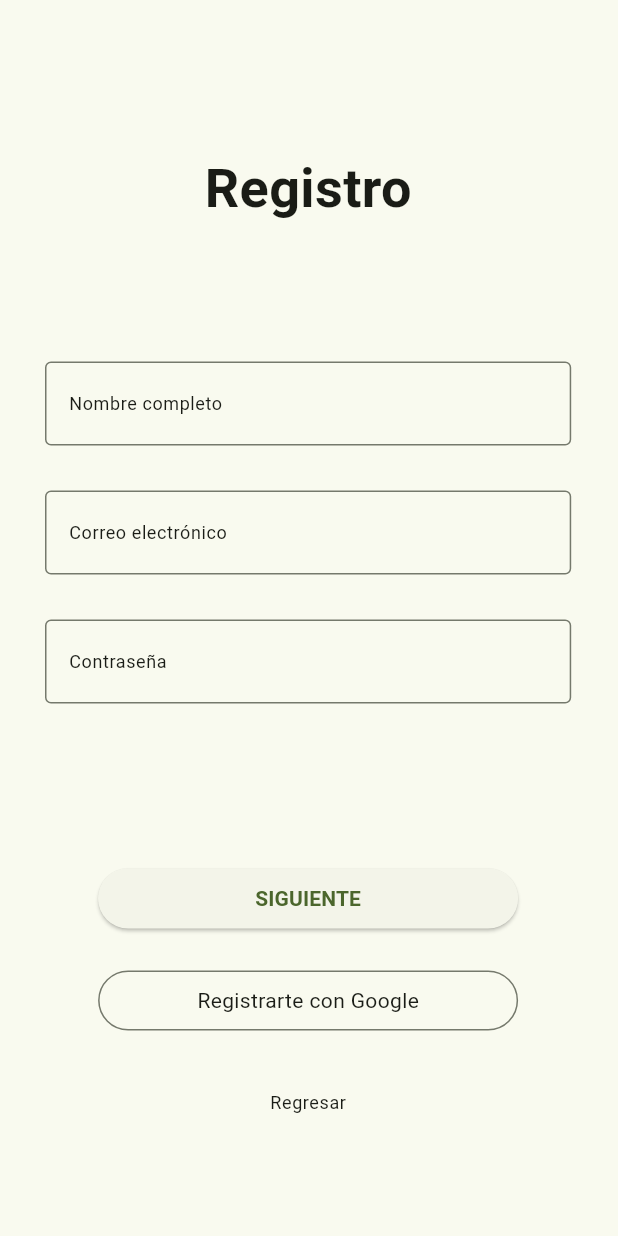
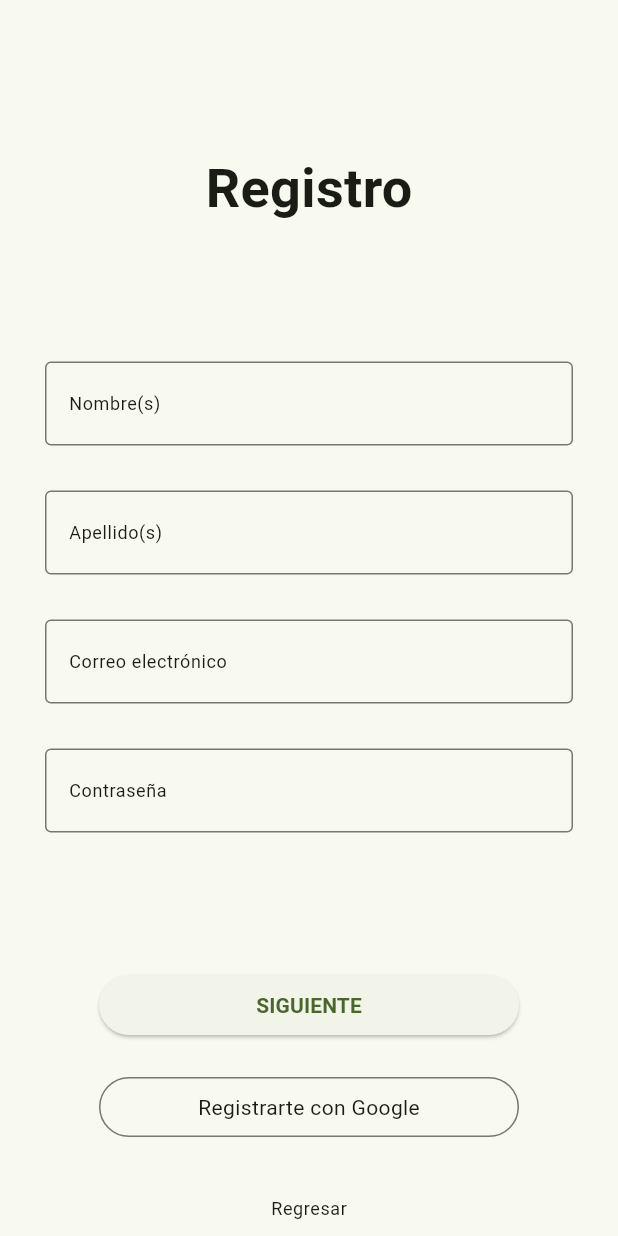
Before and after one commit to Cooperos-Digital/VecinApp-old, a Flutter app: the RegistroPag screen opened by its route, after a tap on "SIGUIENTE", on a phone screen of 412 x 824 dp. Run offline on Flutter 3.47's test engine with Material 2 defaults, Android fonts, the phone set to English and light mode, and no system bars; our stand-ins replace cloud_firestore, firebase_auth, firebase_core, firebase_storage, google_sign_in, image_picker; missing offline and left inert: image_picker_web; accounts and stored records are empty; network calls fail; Roboto replaces fonts that are missing (Montserrat).

Commit message:
Pag registro
Arreglar el scroll y los mensajes de errores al registrarse. También agrega el firestore cloud mal

```diff
--- a/lib/registro.dart
+++ b/lib/registro.dart
@@ -1,3 +1,4 @@
+import 'package:cloud_firestore/cloud_firestore.dart';
 import 'package:firebase_auth/firebase_auth.dart';
 //import 'package:firebase_core/firebase_core.dart';
 import 'package:flutter/material.dart';
@@ -8,6 +9,7 @@ import 'package:google_sign_in/google_sign_in.dart';
 //import "ingreso.dart";
 
 final FirebaseAuth _auth = FirebaseAuth.instance;
+final _firestore = FirebaseFirestore.instance;
 
 class RegistroPag extends StatefulWidget {
   @override
@@ -15,6 +17,8 @@ class RegistroPag extends StatefulWidget {
 }
 
 class _RegistroPagState extends State<RegistroPag> {
+  bool _error = false;
+  String descripError = "";
 
   final TextEditingController _emailController = TextEditingController();
   final TextEditingController _passwordController = TextEditingController();
@@ -26,6 +30,7 @@ class _RegistroPagState extends State<RegistroPag> {
   // FUNCIÓN REGISTRO
   // debería llevar <Future>?
   void _register() async {
+    try {
       final User? user = (
           await _auth.createUserWithEmailAndPassword(
             email: _emailController.text,
@@ -35,11 +40,16 @@ class _RegistroPagState extends State<RegistroPag> {
           )
       ).user;
 
-    //UserUpdateInfo().displayName = _nombreController.text;
-    //UserUpdateInfo().photoURL = "photoURL";
-    //await user?.updateProfile(profile);
+      if (user != null) {
+        await _firestore
+            .collection("Usuarios")
+            .doc(user.uid)
+            .set({
+          "email": _emailController.text,
+          "nombre": _nombreController.text,
+          "apellido": _apellidoController.text,
+        });
 
-    if (user != null) {
         await user.updateDisplayName(_nombreController.text);
         //await user.update(_apellidoController.text);
 //      await user.
@@ -53,9 +63,16 @@ class _RegistroPagState extends State<RegistroPag> {
 
         ScaffoldMessenger.of(context).showSnackBar(
             SnackBar(
-            content: Text('Te enviamos un correo para verificar tu cuenta.', style: Theme.of(context).textTheme.bodyLarge),
+              content: Text('Te enviamos un correo para verificar tu cuenta.',
+                  style: Theme
+                      .of(context)
+                      .textTheme
+                      .bodyLarge),
               //content: Text('Te has registrado con éxito. ¡Bienvenido a VecinApp!', style: Theme.of(context).textTheme.bodyLarge),
-            backgroundColor: Theme.of(context).colorScheme.inversePrimary,
+              backgroundColor: Theme
+                  .of(context)
+                  .colorScheme
+                  .inversePrimary,
             )
         );
       } else {
@@ -63,7 +80,29 @@ class _RegistroPagState extends State<RegistroPag> {
           print("NO SE PUDO REGISTRAR");
         });
       }
+      // ERRORES
+    } on FirebaseAuthException catch (e) {
+      print("El correo ingresado ya está registrado en el sistema. Error ${e}");
+      setState(() {
+        _error = true;
+      });
+
+      if (e.code == "weak-password") {
+        descripError = "La contraseña debe de contener un mínimo de 6 caracteres.";
       }
+      else if (e.code == "email-already-in-use") {
+        descripError = "El correo ingresado ya se encuentra en el sistema. Regresa para iniciar sesión o restablece tu contraseña.";
+      }
+    } catch (e) {
+      descripError = e.toString();
+    }
+  }
+
+    //UserUpdateInfo().displayName = _nombreController.text;
+    //UserUpdateInfo().photoURL = "photoURL";
+    //await user?.updateProfile(profile);
+
+
 
 
 
@@ -100,10 +139,7 @@ class _RegistroPagState extends State<RegistroPag> {
     return Scaffold(
         body: SingleChildScrollView(
           padding: EdgeInsets.fromLTRB(20, 0, 20, 0),
-
-          child: SizedBox(
-            width: MediaQuery.of(context).size.width * 0.90,
-            height: MediaQuery.of(context).size.height,
+          scrollDirection: Axis.vertical,
 
           child: Center(
             child: Padding(
@@ -132,13 +168,12 @@ class _RegistroPagState extends State<RegistroPag> {
 
                   // PEDIR NOMBRE
                   Container(
-//                  width: 400,
-                        //padding: EdgeInsets.fromLTRB(10, 0, 10, 0),
+                      width: 400,
 
                       child: TextField(
                         controller: _nombreController,
                         decoration: InputDecoration(
-                              labelText: "Nombre completo",
+                            labelText: "Nombre(s)",
                             labelStyle: Theme.of(context).textTheme.bodySmall, //copyWith(fontWeight:...),
                             border: OutlineInputBorder(),
                             focusedBorder: OutlineInputBorder(
@@ -153,30 +188,28 @@ class _RegistroPagState extends State<RegistroPag> {
 
 
                   // PEDIR APELLIDOS
-                    //Container(
-//                  width: 400,
-//                  padding: EdgeInsets.fromLTRB(10, 0, 10, 0),
+                  Container(
+                      width: 400,
 
-                    //    child: TextField(
-                    //      controller: _apellidoController,
-                    //      decoration: InputDecoration(
-                    //          labelText: "Apellido (s)",
-                      //        labelStyle: Theme.of(context).textTheme.bodySmall, //copyWith(fontWeight:...),
-                     //         border: OutlineInputBorder(),
-                    //          focusedBorder: OutlineInputBorder(
-                    //              borderSide: BorderSide(color: Theme.of(context).primaryColor,)
-                    //          )
-                    //      ),
-                    //  )
-                    //),
+                      child: TextField(
+                        controller: _apellidoController,
+                        decoration: InputDecoration(
+                            labelText: "Apellido(s)",
+                            labelStyle: Theme.of(context).textTheme.bodySmall, //copyWith(fontWeight:...),
+                            border: OutlineInputBorder(),
+                            focusedBorder: OutlineInputBorder(
+                                borderSide: BorderSide(color: Theme.of(context).primaryColor,)
+                            )
+                        ),
+                    )
+                  ),
 
-                    //SizedBox(height: 30),
+                  SizedBox(height: 30),
 
 
                   // PEDIR EMAIL
                   Container(
                       width: 400,
-                        //padding: EdgeInsets.fromLTRB(10, 0, 10, 0),
 
                       child: TextField(
                         controller: _emailController,
@@ -197,7 +230,6 @@ class _RegistroPagState extends State<RegistroPag> {
                   // PEDIR CONTRASEÑA
                   Container(
                       width: 400,
-                        //padding: EdgeInsets.fromLTRB(10, 0, 10, 0),
 
                       child: TextField(
                         controller: _passwordController,
@@ -216,11 +248,18 @@ class _RegistroPagState extends State<RegistroPag> {
 
 
 
-                    Spacer(
-                      flex: 1,
+                  //Spacer(flex: 1,),
+                  SizedBox(height: 30,),
+
+                  // MENSAJE DE ERROR, EN CASO DE HABER
+                  Container(
+                    child: Text(_error == true ? descripError : ""),
                   ),
 
+                  SizedBox(height: 30,),
 
+
+                  // BOTONES
                   // BOTON 1
                   Container(
                     width: 300,
@@ -303,7 +342,6 @@ class _RegistroPagState extends State<RegistroPag> {
               ),
             ),
           ),
-          ),
         )
     );
   }
--- a/pubspec.yaml
+++ b/pubspec.yaml
@@ -34,6 +34,7 @@ dependencies:
   firebase_storage: ^11.1.0
   google_sign_in: ^6.1.0
   image_picker: ^0.8.7+2
+  image_picker_web: ^3.0.0+1
 
 
 dev_dependencies:
```
Also changed, not shown: lib/perfil.dart (+43 -24 lines), pubspec.lock, 1 other file. Lines whose indentation alone changed are shown as unchanged.
